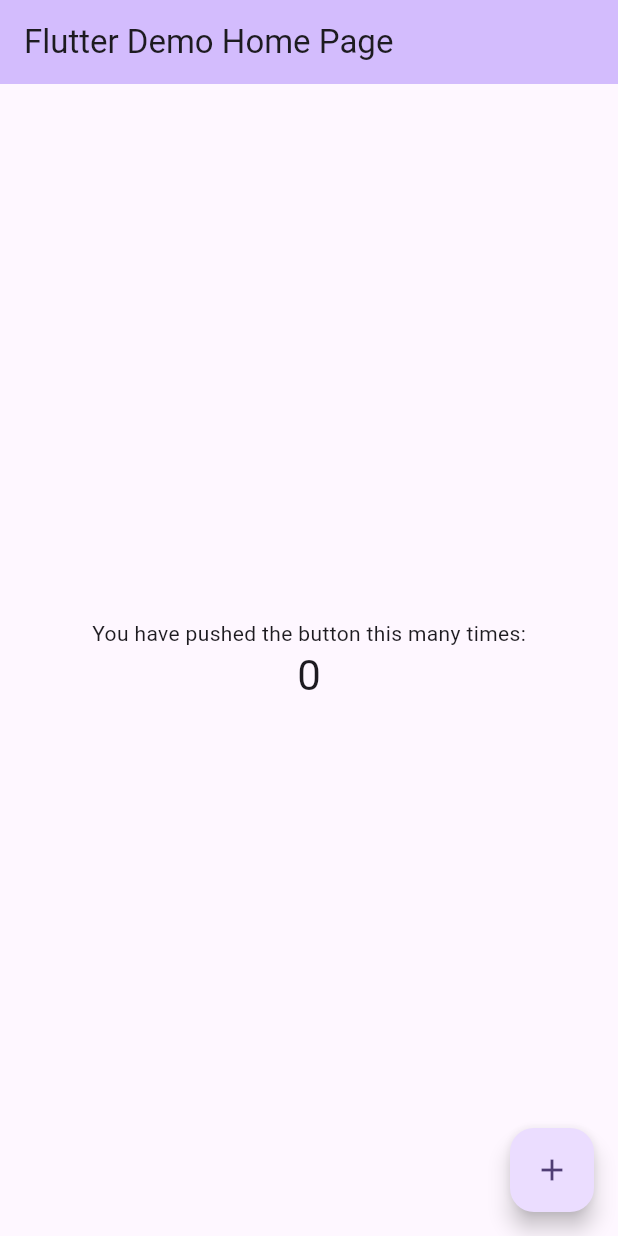
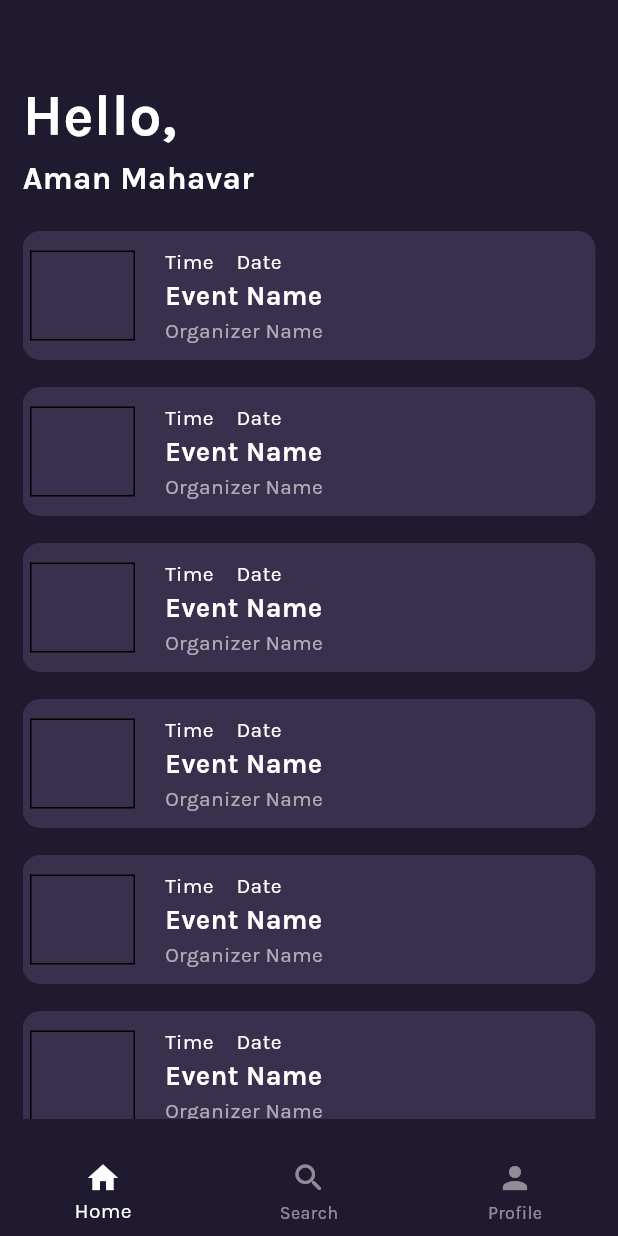
Before and after one commit to amankumarmahavar/fio, a Flutter app: the screen it shows after launch, on a phone screen of 412 x 824 dp. Run offline on Flutter 3.47's test engine with Material 3 defaults, Android fonts, the phone set to English and light mode, and no system bars.

Commit message:
second commit

```diff
--- /dev/null
+++ b/lib/constants.dart
@@ -0,0 +1,5 @@
+import 'dart:ui';
+
+Color kBackgroundColor = Color(0XFF201A30);
+Color kContradictoryColor = Color(0XFF0DF3E1);
+Color kWhiteColor = Color(0XFFFFFFFF);
--- a/lib/main.dart
+++ b/lib/main.dart
@@ -1,125 +1,43 @@
+import 'package:fio/constants.dart';
+import 'package:flutter/cupertino.dart';
 import 'package:flutter/material.dart';
+import 'package:flutter/widgets.dart';
+import 'screens/debater/dashboard.dart';
+import 'screens/login.dart';
+import 'widgets/event_card.dart';
 
 void main() {
-  runApp(const MyApp());
+  runApp(const FIO());
 }
 
-class MyApp extends StatelessWidget {
-  const MyApp({super.key});
+class FIO extends StatelessWidget {
+  const FIO({super.key});
 
-  // This widget is the root of your application.
   @override
   Widget build(BuildContext context) {
     return MaterialApp(
-      title: 'Flutter Demo',
       theme: ThemeData(
-        // This is the theme of your application.
-        //
-        // TRY THIS: Try running your application with "flutter run". You'll see
-        // the application has a purple toolbar. Then, without quitting the app,
-        // try changing the seedColor in the colorScheme below to Colors.green
-        // and then invoke "hot reload" (save your changes or press the "hot
-        // reload" button in a Flutter-supported IDE, or press "r" if you used
-        // the command line to start the app).
-        //
-        // Notice that the counter didn't reset back to zero; the application
-        // state is not lost during the reload. To reset the state, use hot
-        // restart instead.
-        //
-        // This works for code too, not just values: Most code changes can be
-        // tested with just a hot reload.
-        colorScheme: ColorScheme.fromSeed(seedColor: Colors.deepPurple),
-        useMaterial3: true,
-      ),
-      home: const MyHomePage(title: 'Flutter Demo Home Page'),
+          textTheme: Theme.of(context)
+              .textTheme
+              .apply(fontFamily: 'Karla', bodyColor: kWhiteColor),
+          scaffoldBackgroundColor: kBackgroundColor,
+          inputDecorationTheme: InputDecorationTheme(
+              border: InputBorder.none,
+              prefixIconColor: kWhiteColor.withOpacity(0.5),
+              labelStyle: TextStyle(
+                color: kWhiteColor.withOpacity(0.5),
+              ),
+              floatingLabelStyle: TextStyle(color: kWhiteColor)),
+          bottomNavigationBarTheme: BottomNavigationBarThemeData(
+              elevation: 0,
+              backgroundColor: kBackgroundColor,
+              selectedItemColor: kWhiteColor,
+              selectedIconTheme: IconThemeData(color: kWhiteColor),
+              unselectedItemColor: kWhiteColor.withOpacity(0.5),
+              unselectedIconTheme:
+                  IconThemeData(color: kWhiteColor.withOpacity(0.5))),
+          appBarTheme: AppBarTheme(backgroundColor: kBackgroundColor)),
+      home:  Dashboard(),
     );
   }
 }
-
-class MyHomePage extends StatefulWidget {
-  const MyHomePage({super.key, required this.title});
-
-  // This widget is the home page of your application. It is stateful, meaning
-  // that it has a State object (defined below) that contains fields that affect
-  // how it looks.
-
-  // This class is the configuration for the state. It holds the values (in this
-  // case the title) provided by the parent (in this case the App widget) and
-  // used by the build method of the State. Fields in a Widget subclass are
-  // always marked "final".
-
-  final String title;
-
-  @override
-  State<MyHomePage> createState() => _MyHomePageState();
-}
-
-class _MyHomePageState extends State<MyHomePage> {
-  int _counter = 0;
-
-  void _incrementCounter() {
-    setState(() {
-      // This call to setState tells the Flutter framework that something has
-      // changed in this State, which causes it to rerun the build method below
-      // so that the display can reflect the updated values. If we changed
-      // _counter without calling setState(), then the build method would not be
-      // called again, and so nothing would appear to happen.
-      _counter++;
-    });
-  }
-
-  @override
-  Widget build(BuildContext context) {
-    // This method is rerun every time setState is called, for instance as done
-    // by the _incrementCounter method above.
-    //
-    // The Flutter framework has been optimized to make rerunning build methods
-    // fast, so that you can just rebuild anything that needs updating rather
-    // than having to individually change instances of widgets.
-    return Scaffold(
-      appBar: AppBar(
-        // TRY THIS: Try changing the color here to a specific color (to
-        // Colors.amber, perhaps?) and trigger a hot reload to see the AppBar
-        // change color while the other colors stay the same.
-        backgroundColor: Theme.of(context).colorScheme.inversePrimary,
-        // Here we take the value from the MyHomePage object that was created by
-        // the App.build method, and use it to set our appbar title.
-        title: Text(widget.title),
-      ),
-      body: Center(
-        // Center is a layout widget. It takes a single child and positions it
-        // in the middle of the parent.
-        child: Column(
-          // Column is also a layout widget. It takes a list of children and
-          // arranges them vertically. By default, it sizes itself to fit its
-          // children horizontally, and tries to be as tall as its parent.
-          //
-          // Column has various properties to control how it sizes itself and
-          // how it positions its children. Here we use mainAxisAlignment to
-          // center the children vertically; the main axis here is the vertical
-          // axis because Columns are vertical (the cross axis would be
-          // horizontal).
-          //
-          // TRY THIS: Invoke "debug painting" (choose the "Toggle Debug Paint"
-          // action in the IDE, or press "p" in the console), to see the
-          // wireframe for each widget.
-          mainAxisAlignment: MainAxisAlignment.center,
-          children: <Widget>[
-            const Text(
-              'You have pushed the button this many times:',
-            ),
-            Text(
-              '$_counter',
-              style: Theme.of(context).textTheme.headlineMedium,
-            ),
-          ],
-        ),
-      ),
-      floatingActionButton: FloatingActionButton(
-        onPressed: _incrementCounter,
-        tooltip: 'Increment',
-        child: const Icon(Icons.add),
-      ), // This trailing comma makes auto-formatting nicer for build methods.
-    );
-  }
-}
--- /dev/null
+++ b/lib/screens/debater/dashboard.dart
@@ -0,0 +1,56 @@
+import 'package:fio/screens/debater/profile.dart';
+import 'package:fio/screens/debater/search.dart';
+import 'package:fio/widgets/event_card.dart';
+import 'package:flutter/cupertino.dart';
+import 'package:flutter/material.dart';
+
+import 'home.dart';
+
+class Dashboard extends StatefulWidget {
+  Dashboard({super.key});
+
+  @override
+  State<Dashboard> createState() => _DashboardState();
+}
+
+class _DashboardState extends State<Dashboard> {
+  int selectedPageIndex = 0;
+
+  @override
+  Widget build(BuildContext context) {
+    return Scaffold(
+      body: SafeArea(
+        child: const [
+          Center(
+            child: Home(),
+          ),
+          Center(
+            child: Search(),
+          ),
+          Center(
+            child: Profile(),
+          ),
+        ][selectedPageIndex],
+      ),
+      bottomNavigationBar: Theme(
+        data: Theme.of(context).copyWith(
+            splashColor: Colors.transparent,
+            highlightColor: Colors.transparent),
+        child: BottomNavigationBar(
+            currentIndex: selectedPageIndex,
+            onTap: (index) {
+              setState(() {
+                selectedPageIndex = index;
+              });
+            },
+            items: [
+              BottomNavigationBarItem(icon: Icon(Icons.home), label: 'Home'),
+              BottomNavigationBarItem(
+                  icon: Icon(Icons.search_rounded), label: 'Search'),
+              BottomNavigationBarItem(
+                  icon: Icon(Icons.person), label: 'Profile')
+            ]),
+      ),
+    );
+  }
+}
--- /dev/null
+++ b/lib/screens/debater/home.dart
@@ -0,0 +1,48 @@
+import 'package:fio/widgets/event_card.dart';
+import 'package:flutter/cupertino.dart';
+
+class Home extends StatelessWidget {
+  const Home({
+    super.key,
+  });
+
+  @override
+  Widget build(BuildContext context) {
+    return Padding(
+      padding: EdgeInsets.symmetric(horizontal: 15, vertical: 20),
+      child: Column(
+        crossAxisAlignment: CrossAxisAlignment.start,
+        children: [
+          SizedBox(
+            height: 30,
+          ),
+          Text(
+            'Hello, ',
+            style: TextStyle(fontSize: 38, fontWeight: FontWeight.w700),
+          ),
+          Text(
+            'Aman Mahavar',
+            style: TextStyle(fontSize: 21, fontWeight: FontWeight.w600),
+          ),
+          SizedBox(
+            height: 20,
+          ),
+          Expanded(
+            child: ListView.builder(
+                itemCount: 10,
+                itemBuilder: (_, index) {
+                  return Column(
+                    children: [
+                      EventCard(),
+                      SizedBox(
+                        height: 18,
+                      )
+                    ],
+                  );
+                }),
+          ),
+        ],
+      ),
+    );
+  }
+}
--- /dev/null
+++ b/lib/widgets/event_card.dart
@@ -0,0 +1,57 @@
+import 'package:fio/constants.dart';
+import 'package:flutter/cupertino.dart';
+
+class EventCard extends StatelessWidget {
+  const EventCard({
+    super.key,
+  });
+
+  @override
+  Widget build(BuildContext context) {
+    return Container(
+      padding: EdgeInsets.symmetric(horizontal: 5, vertical: 10),
+      decoration: BoxDecoration(
+        borderRadius: BorderRadius.circular(12),
+        color: Color(0XFF38304C),
+      ),
+      child: Row(
+        children: [
+          Container(
+            width: 70,
+            height: 60,
+            decoration: BoxDecoration(border: Border.all()),
+          ),
+          SizedBox(
+            width: 20,
+          ),
+          Column(
+            crossAxisAlignment: CrossAxisAlignment.start,
+            children: [
+              Row(
+                crossAxisAlignment: CrossAxisAlignment.end,
+                children: [
+                  Text('Time'),
+                  SizedBox(
+                    width: 15,
+                  ),
+                  Text('Date')
+                ],
+              ),
+              Text(
+                'Event Name',
+                style: TextStyle(
+                  fontSize: 18,
+                  fontWeight: FontWeight.w700,
+                ),
+              ),
+              Text(
+                'Organizer Name',
+                style: TextStyle(color: kWhiteColor.withOpacity(0.6)),
+              ),
+            ],
+          ),
+        ],
+      ),
+    );
+  }
+}
```
Also changed, not shown: lib/screens/debater/profile.dart (added, +60 -0 lines), lib/screens/debater/search.dart (added, +55 -0 lines), lib/screens/login.dart (added, +112 -0 lines), lib/screens/sign_up.dart (added, +86 -0 lines), lib/widgets/custom_text_button.dart (added, +32 -0 lines), lib/widgets/custom_text_field.dart (added, +22 -0 lines), lib/widgets/google_button.dart (added, +37 -0 lines), pubspec.yaml (+9 -7 lines), assets/fonts/Karla-Bold.ttf (added), assets/fonts/Karla-ExtraBold.ttf (added), assets/fonts/Karla-Medium.ttf (added), assets/fonts/Karla-Regular.ttf (added), assets/images/google_logo.png (added), 2 other files.
